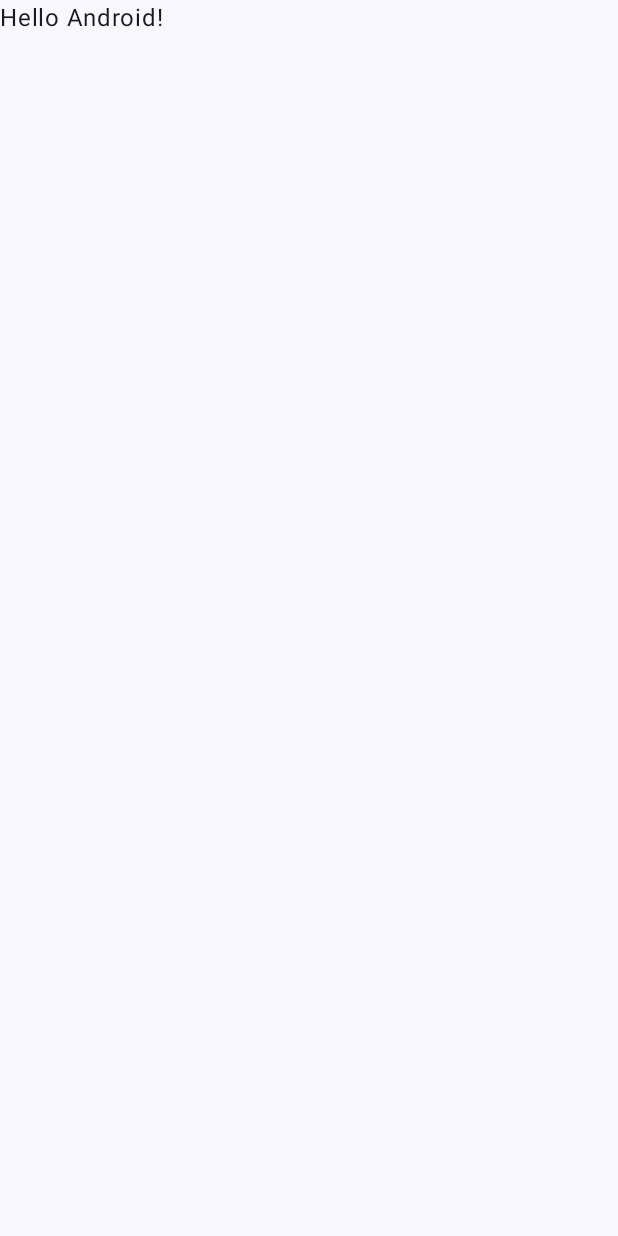
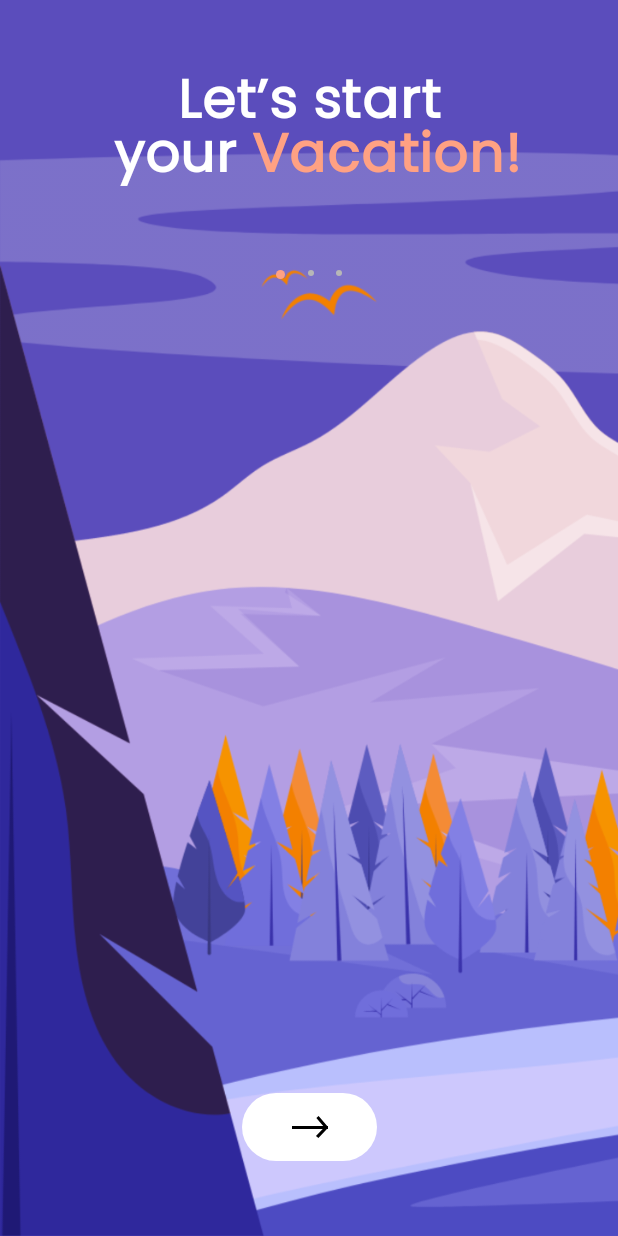
Before and after one commit to coolbl0nde/travel_app, an Android app built with Jetpack Compose: the screen it shows after launch (MainActivity), on a phone screen of 412 x 824 dp. Before the commit the screen is almost empty. Run offline under Robolectric (Android 15) with nearby library versions, the phone set to English and light mode, and no system bars.

Commit message:
feat: added welcome screens

```diff
--- a/frontend/app/src/main/java/com/example/travelmap/MainActivity.kt
+++ b/frontend/app/src/main/java/com/example/travelmap/MainActivity.kt
@@ -10,20 +10,27 @@ import androidx.compose.material3.Text
 import androidx.compose.runtime.Composable
 import androidx.compose.ui.Modifier
 import androidx.compose.ui.tooling.preview.Preview
+import com.example.travelmap.presentation.welcome.OnboardingItem
+import com.example.travelmap.presentation.welcome.WelcomeScreen
 import com.example.travelmap.ui.theme.TravelMapTheme
 
 class MainActivity : ComponentActivity() {
     override fun onCreate(savedInstanceState: Bundle?) {
         super.onCreate(savedInstanceState)
         setContent {
-            TravelMapTheme {
+            TravelMapTheme(
+                dynamicColor = false
+            ) {
+
+                WelcomeScreen()
+
                 // A surface container using the 'background' color from the theme
-                Surface(
+                /*Surface(
                     modifier = Modifier.fillMaxSize(),
                     color = MaterialTheme.colorScheme.background
                 ) {
                     Greeting("Android")
-                }
+                }*/
             }
         }
     }
@@ -41,6 +48,6 @@ fun Greeting(name: String, modifier: Modifier = Modifier) {
 @Composable
 fun GreetingPreview() {
     TravelMapTheme {
-        Greeting("Android")
+        WelcomeScreen()
     }
 }
--- /dev/null
+++ b/frontend/app/src/main/java/com/example/travelmap/presentation/welcome/DotsIndicator.kt
@@ -0,0 +1,41 @@
+package com.example.travelmap.presentation.welcome
+
+import androidx.compose.foundation.background
+import androidx.compose.foundation.layout.Arrangement
+import androidx.compose.foundation.layout.Box
+import androidx.compose.foundation.layout.Row
+import androidx.compose.foundation.layout.size
+import androidx.compose.foundation.shape.CircleShape
+import androidx.compose.runtime.Composable
+import androidx.compose.ui.Modifier
+import androidx.compose.ui.draw.clip
+import androidx.compose.ui.graphics.Color
+import androidx.compose.ui.unit.dp
+
+@Composable
+fun DotsIndicator(
+    modifier: Modifier = Modifier,
+    pagesSize: Int,
+    indexCurrentPage: Int,
+    selectedColor: Color = Color(0xFFFFA183),
+    unselectedColor: Color = Color(0xFFB7B7B7)
+){
+
+    Row (
+        modifier = modifier,
+        horizontalArrangement = Arrangement.SpaceBetween
+    ){
+        repeat(times = pagesSize){page ->
+
+            Box (
+                modifier = Modifier
+                    .size(if (page == indexCurrentPage) 6.dp else 4.dp)
+                    .clip(CircleShape)
+                    .background(color = if (page == indexCurrentPage) selectedColor
+                                                                            else unselectedColor)
+            )
+
+        }
+
+    }
+}
--- /dev/null
+++ b/frontend/app/src/main/java/com/example/travelmap/presentation/welcome/OnboardingItem.kt
@@ -0,0 +1,82 @@
+package com.example.travelmap.presentation.welcome
+
+import androidx.compose.foundation.Image
+import androidx.compose.foundation.background
+import androidx.compose.foundation.layout.Box
+import androidx.compose.foundation.layout.fillMaxSize
+import androidx.compose.foundation.layout.fillMaxWidth
+import androidx.compose.foundation.layout.height
+import androidx.compose.foundation.layout.padding
+import androidx.compose.foundation.layout.width
+import androidx.compose.material3.Button
+import androidx.compose.material3.Text
+import androidx.compose.runtime.Composable
+import androidx.compose.ui.Alignment
+import androidx.compose.ui.Modifier
+import androidx.compose.ui.draw.paint
+import androidx.compose.ui.graphics.Color
+import androidx.compose.ui.layout.ContentScale
+import androidx.compose.ui.res.painterResource
+import androidx.compose.ui.text.SpanStyle
+import androidx.compose.ui.text.buildAnnotatedString
+import androidx.compose.ui.text.font.Font
+import androidx.compose.ui.text.font.FontFamily
+import androidx.compose.ui.text.font.FontWeight
+import androidx.compose.ui.text.style.TextAlign
+import androidx.compose.ui.text.substring
+import androidx.compose.ui.text.withStyle
+import androidx.compose.ui.tooling.preview.Preview
+import androidx.compose.ui.unit.dp
+import androidx.compose.ui.unit.sp
+import com.example.travelmap.R
+import com.example.travelmap.ui.theme.TravelMapTheme
+
+@Composable
+fun OnboardingItem(
+    modifier: Modifier = Modifier,
+    fullText: String
+){
+
+    val styledText = buildAnnotatedString {
+        append(fullText.substring(0, fullText.lastIndexOf(" ") + 1))
+
+        withStyle(
+            style = SpanStyle(
+                color = Color(0xFFFFA183)
+            )
+        ) {
+            append(fullText.substring(fullText.lastIndexOf(" ") + 1))
+        }
+    }
+
+
+    Box(
+        modifier = modifier
+            .fillMaxSize()
+    ){
+
+        Text(
+            text = styledText,
+            modifier = modifier
+                .padding(30.dp)
+                .fillMaxWidth(),
+            fontSize = 36.sp,
+            lineHeight = 36.sp,
+            textAlign = TextAlign.Center,
+            fontFamily = FontFamily(Font(R.font.poppins)),
+            fontWeight = FontWeight(700),
+            color = Color.White
+        )
+
+    }
+}
+
+@Preview(
+    showBackground = true
+    )
+@Composable
+fun OnBoardingItemPreview() {
+    TravelMapTheme {
+        OnboardingItem(fullText = "Let’s start\n your Vacation!")
+    }
+}
--- /dev/null
+++ b/frontend/app/src/main/java/com/example/travelmap/presentation/welcome/WelcomeScreen.kt
@@ -0,0 +1,113 @@
+package com.example.travelmap.presentation.welcome
+
+import androidx.compose.foundation.ExperimentalFoundationApi
+import androidx.compose.foundation.Image
+import androidx.compose.foundation.background
+import androidx.compose.foundation.layout.Box
+import androidx.compose.foundation.layout.fillMaxSize
+import androidx.compose.foundation.layout.height
+import androidx.compose.foundation.layout.padding
+import androidx.compose.foundation.layout.width
+import androidx.compose.foundation.pager.HorizontalPager
+import androidx.compose.foundation.pager.rememberPagerState
+import androidx.compose.material3.Button
+import androidx.compose.material3.ButtonDefaults
+import androidx.compose.runtime.Composable
+import androidx.compose.runtime.rememberCoroutineScope
+import androidx.compose.ui.Alignment
+import androidx.compose.ui.Modifier
+import androidx.compose.ui.graphics.Color
+import androidx.compose.ui.res.painterResource
+import androidx.compose.ui.tooling.preview.Preview
+import androidx.compose.ui.unit.dp
+import com.example.travelmap.R
+import com.example.travelmap.ui.theme.TravelMapTheme
+import kotlinx.coroutines.launch
+
+@OptIn(ExperimentalFoundationApi::class)
+@Composable
+fun WelcomeScreen(
+    modifier: Modifier = Modifier,
+) {
+    val slides = listOf<String>(
+        "Let’s start\n your Vacation!",
+        "Explore the\n Earth",
+        "A new way\n to Travel"
+    )
+
+    val pagerState = rememberPagerState(
+        initialPage = 0
+    ) {
+        slides.size
+    }
+
+
+    Box(
+        modifier = modifier
+            .fillMaxSize()
+            .background(Color(0xFF5B4DBC))
+    ) {
+        val scope = rememberCoroutineScope()
+
+        Image(
+            painter = painterResource(id = R.drawable.bg_welcome_page),
+            contentDescription = null,
+            alignment = Alignment.BottomCenter,
+            modifier = Modifier
+                .fillMaxSize()
+        )
+
+        HorizontalPager(state = pagerState) { index ->
+            OnboardingItem(
+                fullText = slides[index],
+                modifier = Modifier.padding(top = 5.dp)
+            )
+        }
+
+
+        DotsIndicator(
+            pagesSize = slides.size,
+            indexCurrentPage = pagerState.currentPage,
+            modifier = Modifier
+                .align(Alignment.TopCenter)
+                .width(44.dp)
+                .padding(top = 180.dp)
+        )
+
+        Button(
+            onClick = {
+                if (pagerState.currentPage < slides.size - 1) {
+                    scope.launch {
+                        pagerState.animateScrollToPage(
+                            page = pagerState.currentPage + 1
+                        )
+                    }
+                } else {
+
+                }
+            },
+            colors = ButtonDefaults.buttonColors(
+                containerColor = Color.White
+            ),
+            modifier = Modifier
+                .align(Alignment.BottomCenter)
+                .padding(bottom = 50.dp)
+                .width(90.dp)
+                .height(45.dp)
+        ) {
+            Image(
+                painter = painterResource(id = R.drawable.arrow),
+                contentDescription = "next"
+            )
+        }
+
+    }
+}
+
+@Preview(showBackground = true)
+@Composable
+fun WelcomeScreenPreview() {
+    TravelMapTheme {
+        WelcomeScreen()
+    }
+}
--- /dev/null
+++ b/frontend/app/src/main/res/drawable/arrow.xml
@@ -0,0 +1,10 @@
+<vector xmlns:android="http://schemas.android.com/apk/res/android"
+    android:width="24.01dp"
+    android:height="14.645dp"
+    android:viewportWidth="24.01"
+    android:viewportHeight="14.645">
+  <path
+      android:pathData="M15.99,13.39L20.49,8.65L0,8.65L0,6.65L20.82,6.65L16.24,1.3L17.75,0L23.45,6.65L24,6.65L24,7.9L24.01,7.9L24,7.91L24,8.65L23.3,8.65L17.6,14.64L15.99,13.39Z"
+      android:fillColor="#000000"
+      android:fillType="nonZero"/>
+</vector>
```
Also changed, not shown: frontend/app/src/main/res/drawable/bg_welcome_page.png (added), frontend/app/src/main/res/font/poppins.ttf (added).
